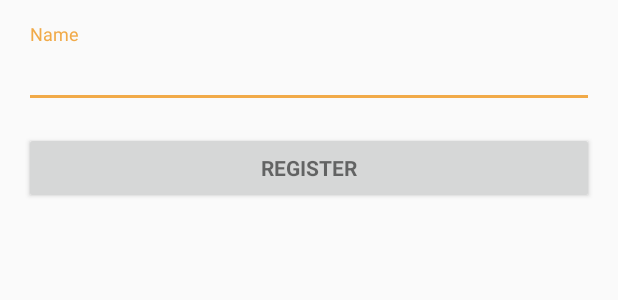
After one commit to HackYourOffice/kitchenking, an Android app: the layout activity_login.xml on its own in the app's theme, with its tools: preview values and no code run, on a phone screen of 412 x 824 dp. The commit adds this screen. Shown: the top 300 px of the screen. Run offline under Robolectric (Android 15) with nearby library versions, the phone set to English and light mode, and no system bars.

Commit message:
added register view

```diff
--- a/MyApplication/app/build.gradle
+++ b/MyApplication/app/build.gradle
@@ -22,7 +22,10 @@ dependencies {
     implementation fileTree(dir: 'libs', include: ['*.jar'])
     implementation 'com.android.support:appcompat-v7:26.1.0'
     implementation 'com.android.support.constraint:constraint-layout:1.0.2'
+    implementation 'com.android.support:design:26.1.0'
     testImplementation 'junit:junit:4.12'
     androidTestImplementation 'com.android.support.test:runner:1.0.1'
     androidTestImplementation 'com.android.support.test.espresso:espresso-core:3.0.1'
+    provided group: 'org.projectlombok', name: 'lombok', version: '1.16.18'
+    annotationProcessor  'org.projectlombok:lombok:1.16.18'
 }
--- /dev/null
+++ b/MyApplication/app/src/main/res/layout/activity_login.xml
@@ -0,0 +1,58 @@
+<LinearLayout xmlns:android="http://schemas.android.com/apk/res/android"
+    xmlns:tools="http://schemas.android.com/tools"
+    android:layout_width="match_parent"
+    android:layout_height="match_parent"
+    android:gravity="center_horizontal"
+    android:orientation="vertical"
+    android:paddingBottom="@dimen/activity_vertical_margin"
+    android:paddingLeft="@dimen/activity_horizontal_margin"
+    android:paddingRight="@dimen/activity_horizontal_margin"
+    android:paddingTop="@dimen/activity_vertical_margin"
+    tools:context="com.example.d0279582.myapplication.LoginActivity">
+
+    <!-- Login progress -->
+    <ProgressBar
+        android:id="@+id/login_progress"
+        style="?android:attr/progressBarStyleLarge"
+        android:layout_width="wrap_content"
+        android:layout_height="wrap_content"
+        android:layout_marginBottom="8dp"
+        android:visibility="gone" />
+
+    <ScrollView
+        android:id="@+id/login_form"
+        android:layout_width="match_parent"
+        android:layout_height="match_parent">
+
+        <LinearLayout
+            android:id="@+id/email_login_form"
+            android:layout_width="match_parent"
+            android:layout_height="wrap_content"
+            android:orientation="vertical">
+
+            <android.support.design.widget.TextInputLayout
+                android:layout_width="match_parent"
+                android:layout_height="wrap_content">
+
+                <EditText
+                    android:id="@+id/name"
+                    android:layout_width="match_parent"
+                    android:layout_height="wrap_content"
+                    android:hint="@string/prompt_name"
+                    android:maxLines="1"
+                    android:singleLine="true" />
+
+            </android.support.design.widget.TextInputLayout>
+
+            <Button
+                android:id="@+id/register_button"
+                style="?android:textAppearanceSmall"
+                android:layout_width="match_parent"
+                android:layout_height="wrap_content"
+                android:layout_marginTop="16dp"
+                android:text="@string/action_register"
+                android:textStyle="bold" />
+
+        </LinearLayout>
+    </ScrollView>
+</LinearLayout>
--- a/MyApplication/app/src/main/res/values/colors.xml
+++ b/MyApplication/app/src/main/res/values/colors.xml
@@ -2,5 +2,5 @@
 <resources>
     <color name="colorPrimary">#3F51B5</color>
     <color name="colorPrimaryDark">#303F9F</color>
-    <color name="colorAccent">#FF4081</color>
+    <color name="colorAccent">#F1AA48</color>
 </resources>
--- /dev/null
+++ b/MyApplication/app/src/main/res/values/dimens.xml
@@ -0,0 +1,5 @@
+<resources>
+    <!-- Default screen margins, per the Android Design guidelines. -->
+    <dimen name="activity_horizontal_margin">16dp</dimen>
+    <dimen name="activity_vertical_margin">16dp</dimen>
+</resources>
```
Also changed, not shown: MyApplication/app/src/main/AndroidManifest.xml (+10 -3 lines), MyApplication/app/src/main/java/com/example/d0279582/myapplication/LoginActivity.java (added, +289 -0 lines), MyApplication/app/src/main/java/com/example/d0279582/myapplication/MainActivity.java (+17 -1 lines), MyApplication/app/src/main/java/com/example/d0279582/myapplication/User.java (added, +11 -0 lines), MyApplication/app/src/main/res/values/strings.xml (+15 -1 lines), 1 other file.
